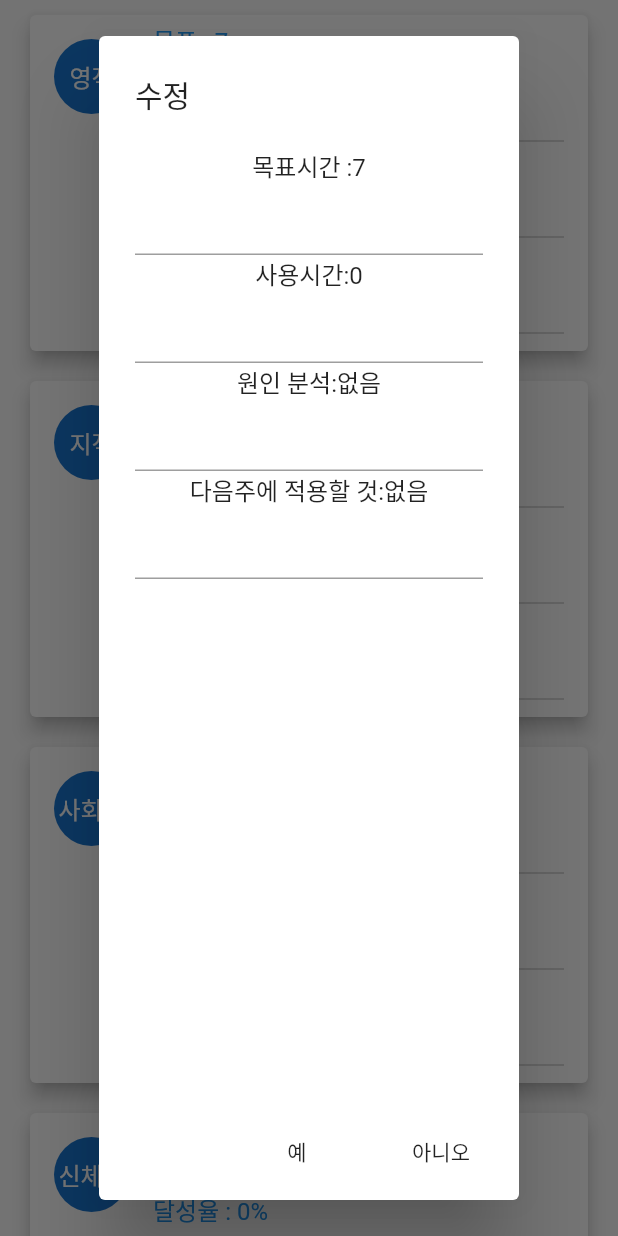
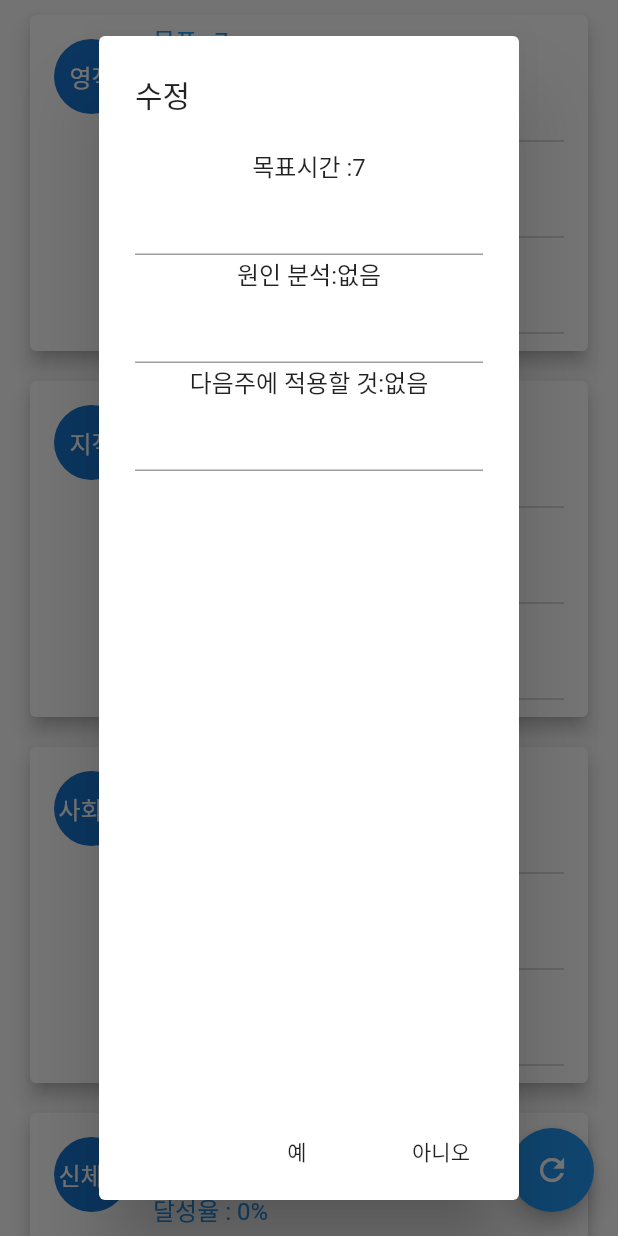
Before and after one commit to dionysus11-source/schedule-app-2021, a Flutter app: the TimeTrackerApp screen opened directly with empty values, after a tap on "영적", on a phone screen of 412 x 824 dp. Run offline on Flutter 3.47's test engine with Material 2 defaults, Android fonts, the phone set to English and light mode, and no system bars; our stand-ins replace sqflite; accounts and stored records are empty.

Commit message:
remove unnecessary input value edit timetrackerstrategy - calculate percentage automatically

```diff
--- a/lib/database/timetrackerStrategy.dart
+++ b/lib/database/timetrackerStrategy.dart
@@ -21,7 +21,7 @@ class TimeTrackerStrategy implements DatabaseStrategy {
         onCreate: (db, version) {
       return db.execute(
           "CREATE TABLE $tableName(id INTEGER PRIMARY KEY AUTOINCREMENT, "
-          "type INTEGER, goalTime INTEGER, spentTime INTEGER, reason TEXT, improvement TEXT, week INNTEGER, year INTEGER)");
+          "type INTEGER, goalTime INTEGER,  reason TEXT, improvement TEXT, week INNTEGER, year INTEGER)");
     }, version: 1);
   }
 
@@ -30,12 +30,11 @@ class TimeTrackerStrategy implements DatabaseStrategy {
     int year = time.year;
     final db = await this.database;
     List<Map<String, dynamic>> maps = await db.rawQuery(
-        'select type, goalTime, spentTime, reason, improvement, week, year, id from $tableName where week=$week and year=$year');
+        'select type, goalTime, reason, improvement, week, year, id from $tableName where week=$week and year=$year');
     List<TimeTracker> ret = List.generate(6, (i) {
       return TimeTracker(
         type: i,
         goalTime: 7,
-        spentTime: 0,
         reason: '없음',
         improvement: '없음',
         week: week,
@@ -45,7 +44,6 @@ class TimeTrackerStrategy implements DatabaseStrategy {
     for (int i = 0; i < maps.length; ++i) {
       int type = maps[i]['type'];
       ret[type].goalTime = maps[i]['goalTime'];
-      ret[type].spentTime = maps[i]['spentTime'];
       ret[type].reason = maps[i]['reason'];
       ret[type].improvement = maps[i]['improvement'];
       ret[type].id = maps[i]['id'];
--- a/lib/sub/timeTrackerPage.dart
+++ b/lib/sub/timeTrackerPage.dart
@@ -16,8 +16,8 @@ class _TimeTrackerAppState extends State<TimeTrackerApp> {
   Future<List> spentTime;
   TimeTracker weeklyFeedback = new TimeTracker();
   DbHelper dbHelper;
+  List sTime;
   TextEditingController goaltimeEditingController;
-  TextEditingController spenttimeEditingController;
   TextEditingController reasonEditingController;
   TextEditingController improvementEditingController;
   static const List<String> typeToString = [
@@ -27,7 +27,7 @@ class _TimeTrackerAppState extends State<TimeTrackerApp> {
     '신체적',
     '잠',
     '기타',
-    '버리는 시간'
+    '버림'
   ];
   static const Map<String, int> stringtoType = {
     '영적': 0,
@@ -36,7 +36,7 @@ class _TimeTrackerAppState extends State<TimeTrackerApp> {
     '신체적': 3,
     '잠': 4,
     '기타': 5,
-    '버리는 시간': 6
+    '버림': 6
   };
 
   Future<List> getTime(var time) async {
@@ -48,7 +48,7 @@ class _TimeTrackerAppState extends State<TimeTrackerApp> {
       DateTime today = mondayDate.add(Duration(days: i));
       List<dynamic> planList = await dbHelper.getData(today);
       for (int j = 0; j < planList.length; ++j) {
-        int type = stringtoType[planList[i].category];
+        int type = stringtoType[planList[j].category];
         ++ret[type];
       }
     }
@@ -60,8 +60,8 @@ class _TimeTrackerAppState extends State<TimeTrackerApp> {
     super.initState();
     this.dbHelper = new DbHelper();
     dbHelper.setDatabaseStrategy(new TimeTrackerStrategy());
+    sTime = List.filled(stringtoType.length, 0);
     timeTrackerList = dbHelper.getData(widget._selectedDate);
-    spentTime = getTime(widget._selectedDate);
   }
 
   @override
@@ -82,7 +82,6 @@ class _TimeTrackerAppState extends State<TimeTrackerApp> {
                   return ListView.builder(
                     itemBuilder: (context, index) {
                       TimeTracker plan = snapshot.data[index];
-                      print(plan.percentage);
                       return Card(
                           elevation: 5,
                           margin: EdgeInsets.symmetric(
@@ -104,14 +103,17 @@ class _TimeTrackerAppState extends State<TimeTrackerApp> {
                                   ),
                                   SizedBox(
                                     child: Text(
-                                      '사용시간 : ' + plan.spentTime.toString(),
+                                      '사용시간 : ' + sTime[index].toString(),
+                                      //plan.spentTime.toString(),
                                       style: TextStyle(color: Colors.blue),
                                     ),
                                   ),
                                   SizedBox(
                                     child: Text(
                                       '달성율 : ' +
-                                          plan.percentage.toString() +
+                                          (((sTime[index] / plan.goalTime) *
+                                                  100))
+                                              .toStringAsFixed(0) +
                                           '%',
                                       style: TextStyle(color: Colors.blue),
                                     ),
@@ -152,8 +154,6 @@ class _TimeTrackerAppState extends State<TimeTrackerApp> {
                             onTap: () async {
                               goaltimeEditingController =
                                   TextEditingController();
-                              spenttimeEditingController =
-                                  TextEditingController();
                               reasonEditingController = TextEditingController();
                               improvementEditingController =
                                   TextEditingController();
@@ -169,13 +169,6 @@ class _TimeTrackerAppState extends State<TimeTrackerApp> {
                                           TextField(
                                             controller:
                                                 goaltimeEditingController,
-                                            keyboardType: TextInputType.number,
-                                          ),
-                                          Text('사용시간:' +
-                                              plan.spentTime.toString()),
-                                          TextField(
-                                            controller:
-                                                spenttimeEditingController,
                                             keyboardType: TextInputType.number,
                                           ),
                                           Text('원인 분석:' + plan.reason),
@@ -200,13 +193,6 @@ class _TimeTrackerAppState extends State<TimeTrackerApp> {
                                                 '') {
                                               plan.goalTime = int.parse(
                                                   goaltimeEditingController
-                                                      .value.text);
-                                            }
-                                            if (spenttimeEditingController
-                                                    .value.text !=
-                                                '') {
-                                              plan.spentTime = int.parse(
-                                                  spenttimeEditingController
                                                       .value.text);
                                             }
                                             if (reasonEditingController
@@ -259,6 +245,17 @@ class _TimeTrackerAppState extends State<TimeTrackerApp> {
           future: timeTrackerList,
         ),
       ),
+      floatingActionButton: FloatingActionButton(
+        onPressed: () async {
+          spentTime = getTime(widget._selectedDate);
+          spentTime.then((value) {
+            setState(() {
+              sTime = value;
+            });
+          });
+        },
+        child: Icon(Icons.refresh),
+      ),
     );
   }
 }
--- a/lib/timeTracker.dart
+++ b/lib/timeTracker.dart
@@ -2,7 +2,6 @@ class TimeTracker {
   int type;
   int goalTime;
   int spentTime;
-  double _percentage;
   String reason;
   String improvement;
   int week;
@@ -12,22 +11,16 @@ class TimeTracker {
   TimeTracker(
       {this.type,
       this.goalTime,
-      this.spentTime,
       this.reason,
       this.improvement,
       this.id,
       this.week,
       this.year});
-  get percentage {
-    _percentage = (spentTime / goalTime) * 100;
-    return _percentage.toInt();
-  }
 
   Map<String, dynamic> toMap() {
     return {
       'type': type,
       'goalTime': goalTime,
-      'spentTime': spentTime,
       'reason': reason,
       'improvement': improvement,
       'id': id,
```
Also changed, not shown: lib/addPlanner.dart (+0 -39 lines).
